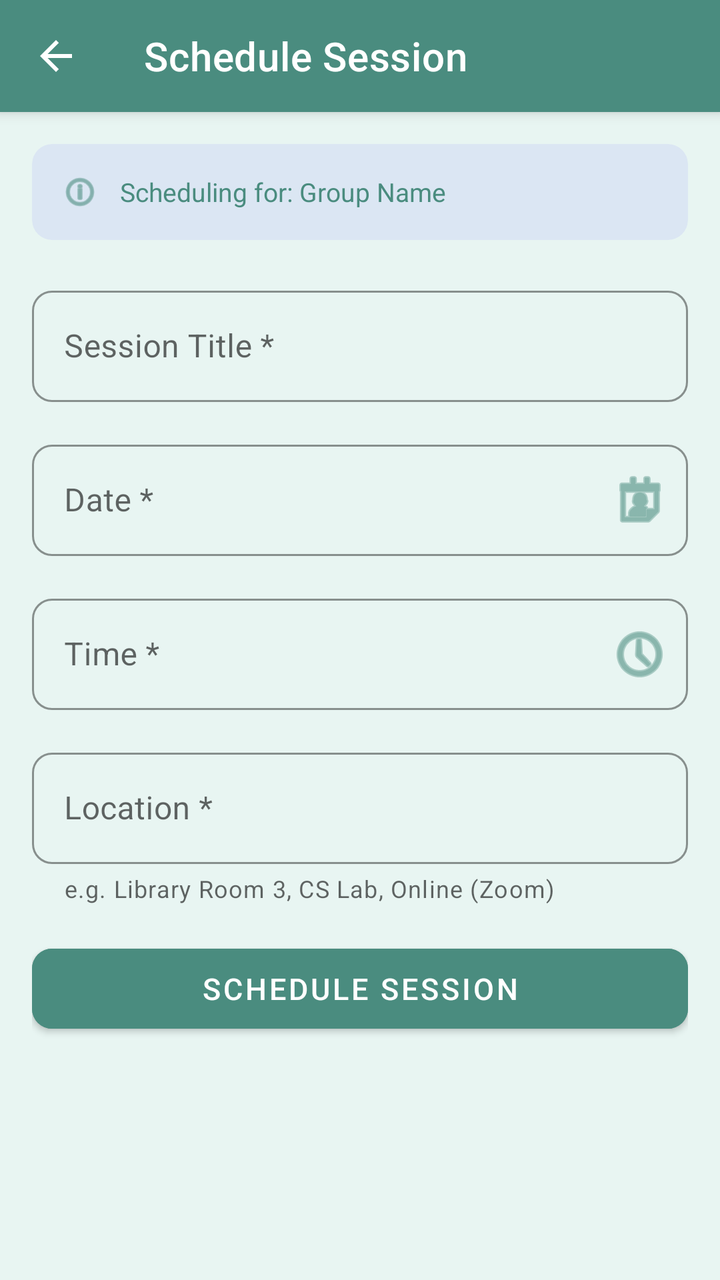
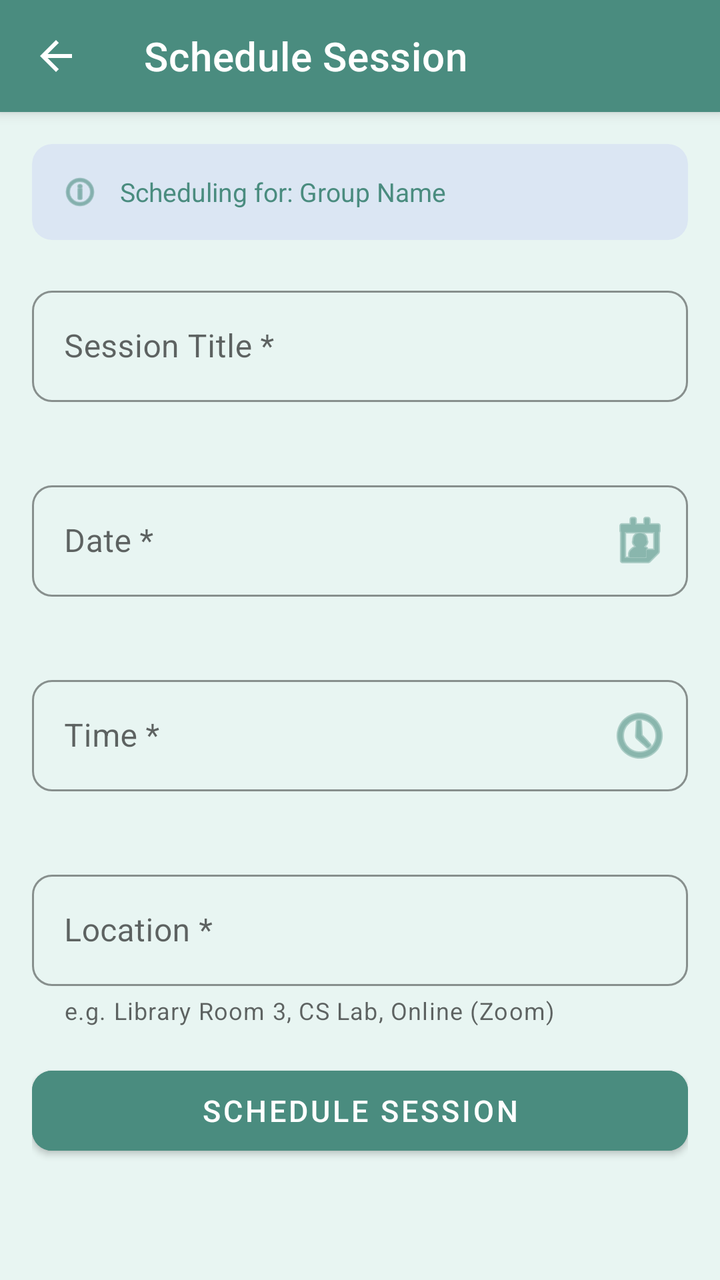

The first picture is an Android layout as it rendered before a commit; the second is the same layout after the commit. The layout source and the unified diff follow.
<!-- AndroidManifest.xml: application theme Theme.CampusBiome -->
<!-- res/layout/fragment_schedule_session.xml -->
<?xml version="1.0" encoding="utf-8"?>
<androidx.coordinatorlayout.widget.CoordinatorLayout
    xmlns:android="http://schemas.android.com/apk/res/android"
    xmlns:app="http://schemas.android.com/apk/res-auto"
    android:layout_width="match_parent"
    android:layout_height="match_parent"
    android:background="@color/background">

    <com.google.android.material.appbar.AppBarLayout
        android:layout_width="match_parent"
        android:layout_height="wrap_content"
        android:background="@color/primary"
        app:elevation="4dp">

        <com.google.android.material.appbar.MaterialToolbar
            android:id="@+id/toolbar"
            android:layout_width="match_parent"
            android:layout_height="?attr/actionBarSize"
            app:title="Schedule Session"
            app:navigationIcon="@drawable/ic_back"
            app:navigationIconTint="@color/white"
            app:titleTextColor="@color/white"
            android:background="@color/primary"/>
    </com.google.android.material.appbar.AppBarLayout>

    <androidx.core.widget.NestedScrollView
        android:layout_width="match_parent"
        android:layout_height="match_parent"
        app:layout_behavior="@string/appbar_scrolling_view_behavior">

        <LinearLayout
            android:layout_width="match_parent"
            android:layout_height="wrap_content"
            android:orientation="vertical"
            android:padding="16dp">

            
            <androidx.cardview.widget.CardView
                android:layout_width="match_parent"
                android:layout_height="wrap_content"
                android:layout_marginBottom="20dp"
                app:cardCornerRadius="10dp"
                app:cardElevation="0dp"
                app:cardBackgroundColor="#1A6C63FF">

                <LinearLayout
                    android:layout_width="match_parent"
                    android:layout_height="wrap_content"
                    android:orientation="horizontal"
                    android:padding="14dp"
                    android:gravity="center_vertical">

                    <ImageView
                        android:layout_width="20dp"
                        android:layout_height="20dp"
                        android:src="@android:drawable/ic_menu_info_details"
                        android:tint="@color/primary"/>

                    <TextView
                        android:id="@+id/txtSessionForGroup"
                        android:layout_width="wrap_content"
                        android:layout_height="wrap_content"
                        android:layout_marginStart="10dp"
                        android:text="Scheduling for: Group Name"
                        android:textSize="13sp"
                        android:textColor="@color/primary"/>
                </LinearLayout>
            </androidx.cardview.widget.CardView>

            
            <com.google.android.material.textfield.TextInputLayout
                android:layout_width="match_parent"
                android:layout_height="wrap_content"
                android:layout_marginBottom="16dp"
                android:hint="Session Title *"
                style="@style/Widget.MaterialComponents.TextInputLayout.OutlinedBox"
                app:boxCornerRadiusTopStart="10dp"
                app:boxCornerRadiusTopEnd="10dp"
                app:boxCornerRadiusBottomStart="10dp"
                app:boxCornerRadiusBottomEnd="10dp"
                app:boxStrokeColor="@color/primary"
                app:hintTextColor="@color/primary">

                <com.google.android.material.textfield.TextInputEditText
                    android:id="@+id/etSessionTitle"
                    android:layout_width="match_parent"
                    android:layout_height="wrap_content"
                    android:inputType="textCapSentences"
                    android:maxLength="80"/>
            </com.google.android.material.textfield.TextInputLayout>

            
            <com.google.android.material.textfield.TextInputLayout
                android:layout_width="match_parent"
                android:layout_height="wrap_content"
                android:layout_marginBottom="16dp"
                android:hint="Date *"
                style="@style/Widget.MaterialComponents.TextInputLayout.OutlinedBox"
                app:boxCornerRadiusTopStart="10dp"
                app:boxCornerRadiusTopEnd="10dp"
                app:boxCornerRadiusBottomStart="10dp"
                app:boxCornerRadiusBottomEnd="10dp"
                app:boxStrokeColor="@color/primary"
                app:hintTextColor="@color/primary"
                app:endIconMode="custom"
                app:endIconDrawable="@android:drawable/ic_menu_my_calendar"
                app:endIconTint="@color/primary">

                <com.google.android.material.textfield.TextInputEditText
                    android:id="@+id/etDate"
                    android:layout_width="match_parent"
                    android:layout_height="wrap_content"
                    android:focusable="false"
                    android:clickable="true"
                    android:cursorVisible="false"
                    android:inputType="none"/>
            </com.google.android.material.textfield.TextInputLayout>

            
            <com.google.android.material.textfield.TextInputLayout
                android:layout_width="match_parent"
                android:layout_height="wrap_content"
                android:layout_marginBottom="16dp"
                android:hint="Time *"
                style="@style/Widget.MaterialComponents.TextInputLayout.OutlinedBox"
                app:boxCornerRadiusTopStart="10dp"
                app:boxCornerRadiusTopEnd="10dp"
                app:boxCornerRadiusBottomStart="10dp"
                app:boxCornerRadiusBottomEnd="10dp"
                app:boxStrokeColor="@color/primary"
                app:hintTextColor="@color/primary"
                app:endIconMode="custom"
                app:endIconDrawable="@android:drawable/ic_menu_recent_history"
                app:endIconTint="@color/primary">

                <com.google.android.material.textfield.TextInputEditText
                    android:id="@+id/etTime"
                    android:layout_width="match_parent"
                    android:layout_height="wrap_content"
                    android:focusable="false"
                    android:clickable="true"
                    android:cursorVisible="false"
                    android:inputType="none"/>
            </com.google.android.material.textfield.TextInputLayout>

            
            <com.google.android.material.textfield.TextInputLayout
                android:layout_width="match_parent"
                android:layout_height="wrap_content"
                android:layout_marginBottom="16dp"
                android:hint="Location *"
                style="@style/Widget.MaterialComponents.TextInputLayout.OutlinedBox"
                app:boxCornerRadiusTopStart="10dp"
                app:boxCornerRadiusTopEnd="10dp"
                app:boxCornerRadiusBottomStart="10dp"
                app:boxCornerRadiusBottomEnd="10dp"
                app:boxStrokeColor="@color/primary"
                app:hintTextColor="@color/primary"
                app:helperText="e.g. Library Room 3, CS Lab, Online (Zoom)">

                <com.google.android.material.textfield.TextInputEditText
                    android:id="@+id/etLocation"
                    android:layout_width="match_parent"
                    android:layout_height="wrap_content"
                    android:inputType="textCapSentences"/>
            </com.google.android.material.textfield.TextInputLayout>

            
            <Button
                android:id="@+id/btnSchedule"
                android:layout_width="match_parent"
                android:layout_height="52dp"
                android:text="Schedule Session"
                android:textSize="15sp"
                android:backgroundTint="@color/primary"
                style="@style/Widget.MaterialComponents.Button"
                app:cornerRadius="10dp"/>

            <View android:layout_width="match_parent" android:layout_height="16dp"/>

        </LinearLayout>
    </androidx.core.widget.NestedScrollView>

</androidx.coordinatorlayout.widget.CoordinatorLayout>
<!-- resources referenced by this layout -->
<resources>
  <color name="background">#E8F5F2</color>
  <color name="primary">#4A8C7F</color>
  <color name="white">#FFFFFFFF</color>
  <!-- drawable ic_back (drawable) -->
  <vector xmlns:android="http://schemas.android.com/apk/res/android" android:autoMirrored="true" android:height="24dp" android:tint="#000000" android:viewportHeight="24" android:viewportWidth="24" android:width="24dp">
        
      <path android:fillColor="@android:color/white" android:pathData="M20,11H7.83l5.59,-5.59L12,4l-8,8 8,8 1.41,-1.41L7.83,13H20v-2z"/>
      
  </vector>
  <style name="Theme.CampusBiome" parent="Theme.MaterialComponents.Light.NoActionBar">
          <item name="colorPrimary">@color/primary</item>
          <item name="colorPrimaryDark">@color/primary_dark</item>
          <item name="colorAccent">@color/accent</item>
          <item name="android:windowBackground">@color/background</item>
      </style>
  <color name="primary_dark">#3A7066</color>
  <color name="accent">#2D6A5E</color>
</resources>

<!-- the commit's change to res/layout/fragment_schedule_session.xml (unified diff, before → after) -->
@@ -16,11 +16,12 @@
             android:id="@+id/toolbar"
             android:layout_width="match_parent"
             android:layout_height="?attr/actionBarSize"
-            app:title="Schedule Session"
+            android:background="@color/primary"
             app:navigationIcon="@drawable/ic_back"
             app:navigationIconTint="@color/white"
-            app:titleTextColor="@color/white"
-            android:background="@color/primary"/>
+            app:title="Schedule Session"
+            app:titleTextColor="@color/white" />
+
     </com.google.android.material.appbar.AppBarLayout>
 
     <androidx.core.widget.NestedScrollView
@@ -39,22 +40,22 @@
                 android:layout_width="match_parent"
                 android:layout_height="wrap_content"
                 android:layout_marginBottom="20dp"
+                app:cardBackgroundColor="#1A6C63FF"
                 app:cardCornerRadius="10dp"
-                app:cardElevation="0dp"
-                app:cardBackgroundColor="#1A6C63FF">
+                app:cardElevation="0dp">
 
                 <LinearLayout
                     android:layout_width="match_parent"
                     android:layout_height="wrap_content"
+                    android:gravity="center_vertical"
                     android:orientation="horizontal"
-                    android:padding="14dp"
-                    android:gravity="center_vertical">
+                    android:padding="14dp">
 
                     <ImageView
                         android:layout_width="20dp"
                         android:layout_height="20dp"
                         android:src="@android:drawable/ic_menu_info_details"
-                        android:tint="@color/primary"/>
+                        app:tint="@color/primary" />
 
                     <TextView
                         android:id="@+id/txtSessionForGroup"
@@ -62,23 +63,28 @@
                         android:layout_height="wrap_content"
                         android:layout_marginStart="10dp"
                         android:text="Scheduling for: Group Name"
-                        android:textSize="13sp"
-                        android:textColor="@color/primary"/>
+                        android:textColor="@color/primary"
+                        android:textSize="13sp" />
+
                 </LinearLayout>
+
             </androidx.cardview.widget.CardView>
 
             
             <com.google.android.material.textfield.TextInputLayout
+                android:id="@+id/layoutTitle"
+                style="@style/Widget.MaterialComponents.TextInputLayout.OutlinedBox"
                 android:layout_width="match_parent"
                 android:layout_height="wrap_content"
                 android:layout_marginBottom="16dp"
                 android:hint="Session Title *"
-                style="@style/Widget.MaterialComponents.TextInputLayout.OutlinedBox"
-                app:boxCornerRadiusTopStart="10dp"
-                app:boxCornerRadiusTopEnd="10dp"
-                app:boxCornerRadiusBottomStart="10dp"
-                app:boxCornerRadiusBottomEnd="10dp"
-                app:boxStrokeColor="@color/primary"
+                app:boxCornerRadiusBottomEnd="10dp"
+                app:boxCornerRadiusBottomStart="10dp"
+                app:boxCornerRadiusTopEnd="10dp"
+                app:boxCornerRadiusTopStart="10dp"
+                app:boxStrokeColor="@color/primary"
+                app:errorEnabled="true"
+                app:errorIconDrawable="@null"
                 app:hintTextColor="@color/primary">
 
                 <com.google.android.material.textfield.TextInputEditText
@@ -86,99 +92,115 @@
                     android:layout_width="match_parent"
                     android:layout_height="wrap_content"
                     android:inputType="textCapSentences"
-                    android:maxLength="80"/>
-            </com.google.android.material.textfield.TextInputLayout>
-
-            
-            <com.google.android.material.textfield.TextInputLayout
+                    android:maxLength="80" />
+
+            </com.google.android.material.textfield.TextInputLayout>
+
+            
+            <com.google.android.material.textfield.TextInputLayout
+                android:id="@+id/layoutDate"
+                style="@style/Widget.MaterialComponents.TextInputLayout.OutlinedBox"
                 android:layout_width="match_parent"
                 android:layout_height="wrap_content"
                 android:layout_marginBottom="16dp"
                 android:hint="Date *"
-                style="@style/Widget.MaterialComponents.TextInputLayout.OutlinedBox"
-                app:boxCornerRadiusTopStart="10dp"
-                app:boxCornerRadiusTopEnd="10dp"
-                app:boxCornerRadiusBottomStart="10dp"
-                app:boxCornerRadiusBottomEnd="10dp"
-                app:boxStrokeColor="@color/primary"
-                app:hintTextColor="@color/primary"
+                app:boxCornerRadiusBottomEnd="10dp"
+                app:boxCornerRadiusBottomStart="10dp"
+                app:boxCornerRadiusTopEnd="10dp"
+                app:boxCornerRadiusTopStart="10dp"
+                app:boxStrokeColor="@color/primary"
+                app:endIconDrawable="@android:drawable/ic_menu_my_calendar"
                 app:endIconMode="custom"
-                app:endIconDrawable="@android:drawable/ic_menu_my_calendar"
-                app:endIconTint="@color/primary">
+                app:endIconTint="@color/primary"
+                app:errorEnabled="true"
+                app:errorIconDrawable="@null"
+                app:hintTextColor="@color/primary">
 
                 <com.google.android.material.textfield.TextInputEditText
                     android:id="@+id/etDate"
                     android:layout_width="match_parent"
                     android:layout_height="wrap_content"
-                    android:focusable="false"
                     android:clickable="true"
                     android:cursorVisible="false"
-                    android:inputType="none"/>
-            </com.google.android.material.textfield.TextInputLayout>
-
-            
-            <com.google.android.material.textfield.TextInputLayout
+                    android:focusable="false"
+                    android:inputType="none" />
+
+            </com.google.android.material.textfield.TextInputLayout>
+
+            
+            <com.google.android.material.textfield.TextInputLayout
+                android:id="@+id/layoutTime"
+                style="@style/Widget.MaterialComponents.TextInputLayout.OutlinedBox"
                 android:layout_width="match_parent"
                 android:layout_height="wrap_content"
                 android:layout_marginBottom="16dp"
                 android:hint="Time *"
-                style="@style/Widget.MaterialComponents.TextInputLayout.OutlinedBox"
-                app:boxCornerRadiusTopStart="10dp"
-                app:boxCornerRadiusTopEnd="10dp"
-                app:boxCornerRadiusBottomStart="10dp"
-                app:boxCornerRadiusBottomEnd="10dp"
-                app:boxStrokeColor="@color/primary"
-                app:hintTextColor="@color/primary"
+                app:boxCornerRadiusBottomEnd="10dp"
+                app:boxCornerRadiusBottomStart="10dp"
+                app:boxCornerRadiusTopEnd="10dp"
+                app:boxCornerRadiusTopStart="10dp"
+                app:boxStrokeColor="@color/primary"
+                app:endIconDrawable="@android:drawable/ic_menu_recent_history"
                 app:endIconMode="custom"
-                app:endIconDrawable="@android:drawable/ic_menu_recent_history"
-                app:endIconTint="@color/primary">
+                app:endIconTint="@color/primary"
+                app:errorEnabled="true"
+                app:errorIconDrawable="@null"
+                app:hintTextColor="@color/primary">
 
                 <com.google.android.material.textfield.TextInputEditText
                     android:id="@+id/etTime"
                     android:layout_width="match_parent"
                     android:layout_height="wrap_content"
-                    android:focusable="false"
                     android:clickable="true"
                     android:cursorVisible="false"
-                    android:inputType="none"/>
-            </com.google.android.material.textfield.TextInputLayout>
-
-            
-            <com.google.android.material.textfield.TextInputLayout
+                    android:focusable="false"
+                    android:inputType="none" />
+
+            </com.google.android.material.textfield.TextInputLayout>
+
+            
+            <com.google.android.material.textfield.TextInputLayout
+                android:id="@+id/layoutLocation"
+                style="@style/Widget.MaterialComponents.TextInputLayout.OutlinedBox"
                 android:layout_width="match_parent"
                 android:layout_height="wrap_content"
                 android:layout_marginBottom="16dp"
                 android:hint="Location *"
-                style="@style/Widget.MaterialComponents.TextInputLayout.OutlinedBox"
-                app:boxCornerRadiusTopStart="10dp"
-                app:boxCornerRadiusTopEnd="10dp"
-                app:boxCornerRadiusBottomStart="10dp"
-                app:boxCornerRadiusBottomEnd="10dp"
-                app:boxStrokeColor="@color/primary"
-                app:hintTextColor="@color/primary"
-                app:helperText="e.g. Library Room 3, CS Lab, Online (Zoom)">
+                app:boxCornerRadiusBottomEnd="10dp"
+                app:boxCornerRadiusBottomStart="10dp"
+                app:boxCornerRadiusTopEnd="10dp"
+                app:boxCornerRadiusTopStart="10dp"
+                app:boxStrokeColor="@color/primary"
+                app:errorEnabled="true"
+                app:errorIconDrawable="@null"
+                app:helperText="e.g. Library Room 3, CS Lab, Online (Zoom)"
+                app:hintTextColor="@color/primary">
 
                 <com.google.android.material.textfield.TextInputEditText
                     android:id="@+id/etLocation"
                     android:layout_width="match_parent"
                     android:layout_height="wrap_content"
-                    android:inputType="textCapSentences"/>
+                    android:inputType="textCapSentences" />
+
             </com.google.android.material.textfield.TextInputLayout>
 
             
             <Button
                 android:id="@+id/btnSchedule"
+                style="@style/Widget.MaterialComponents.Button"
                 android:layout_width="match_parent"
                 android:layout_height="52dp"
+                android:backgroundTint="@color/primary"
                 android:text="Schedule Session"
                 android:textSize="15sp"
-                android:backgroundTint="@color/primary"
-                style="@style/Widget.MaterialComponents.Button"
-                app:cornerRadius="10dp"/>
-
-            <View android:layout_width="match_parent" android:layout_height="16dp"/>
+                app:cornerRadius="10dp" />
+
+            <View
+                android:layout_width="match_parent"
+                android:layout_height="16dp" />
 
         </LinearLayout>
+
     </androidx.core.widget.NestedScrollView>
 
 </androidx.coordinatorlayout.widget.CoordinatorLayout>
